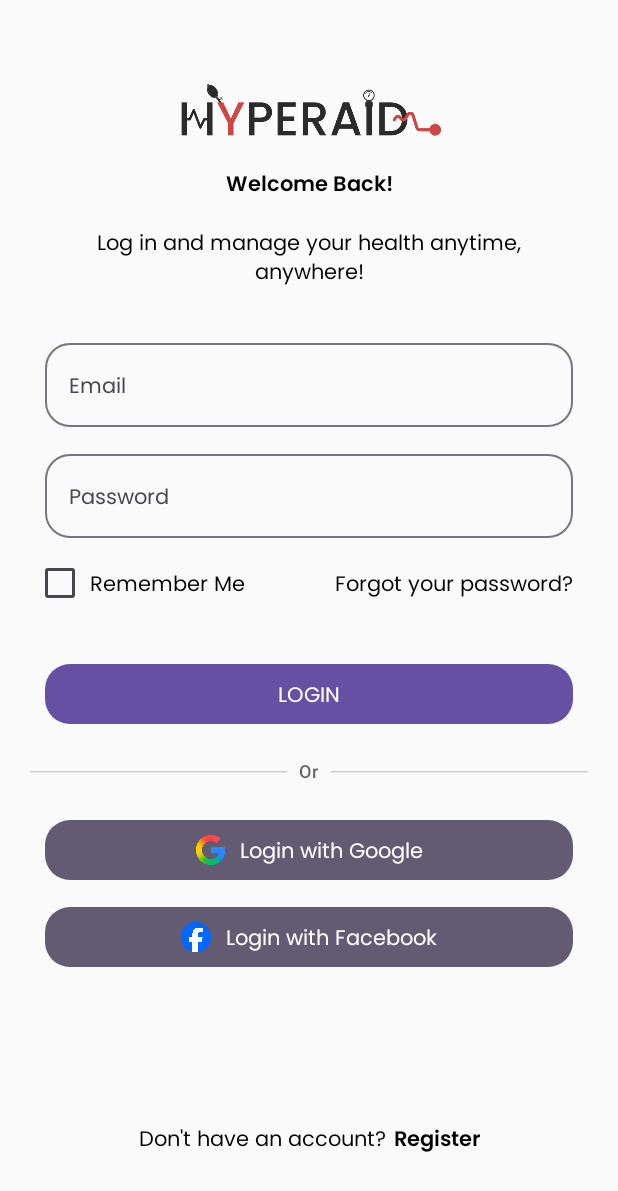
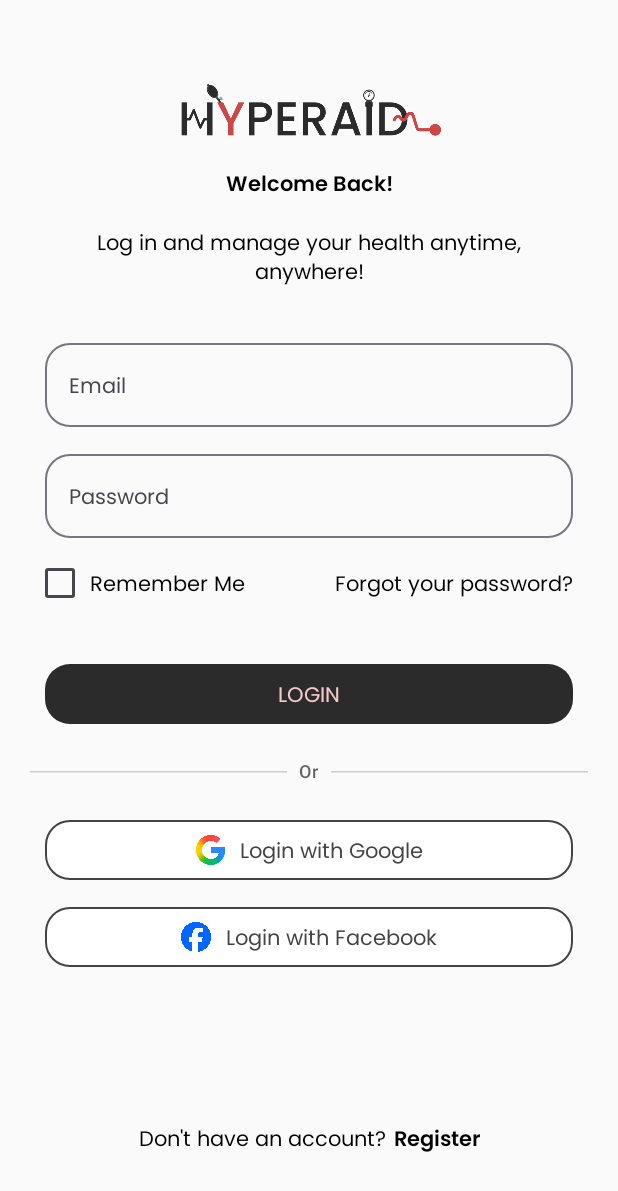
Before and after one commit to PAPB-Kelompok-6/hyperaid, an Android app built with Jetpack Compose: the screen it shows after launch (MainActivity), on a phone screen of 412 x 824 dp. Shown: the top 1191 px of the screen. Run offline under Robolectric (Android 15) with nearby library versions, the phone set to English and light mode, and no system bars; our stand-ins replace Firebase (no records; nobody signed in at launch, a user with empty details on screens opened directly); libraries missing offline, so code that uses them is left out: coil.decode; 1 statement that could not run was skipped.

Commit message:
minor fix on color settings (login n regist)

```diff
--- a/app/build.gradle.kts
+++ b/app/build.gradle.kts
@@ -43,6 +43,7 @@ android {
 }
 
 dependencies {
+    implementation(libs.androidx.foundation)
     // Navigation Dependencies
     val navVersion = "2.7.3"
     implementation(platform("androidx.compose:compose-bom:$navVersion"))
--- a/app/src/main/java/com/kelompok6/hyperaid/ui/screens/start/LoginScreen.kt
+++ b/app/src/main/java/com/kelompok6/hyperaid/ui/screens/start/LoginScreen.kt
@@ -1,6 +1,7 @@
 package com.kelompok6.hyperaid.ui.screens.start
 
 import androidx.compose.animation.core.animateFloatAsState
+import androidx.compose.foundation.BorderStroke
 import androidx.compose.foundation.Image
 import androidx.compose.foundation.background
 import androidx.compose.foundation.clickable
@@ -182,8 +183,8 @@ fun LoginField(navController: NavController, viewModel: AuthViewModel) {
 
         Button(
             colors = ButtonDefaults.buttonColors(
-                containerColor = MaterialTheme.colorScheme.primary,
-                contentColor = MaterialTheme.colorScheme.onPrimary
+                containerColor = Color(0xFF2B2B2B),
+                contentColor = Color(0xFFF6C9CB)
             ),
             shape = RoundedCornerShape(25f),
             onClick = {
@@ -212,9 +213,10 @@ fun LoginOAuth(navController: NavController) {
     ) {
         Button(
             colors = ButtonDefaults.buttonColors(
-                containerColor = MaterialTheme.colorScheme.secondary,
-                contentColor = MaterialTheme.colorScheme.onSecondary
+                containerColor = Color.White,
+                contentColor = Color.DarkGray
             ),
+            border = BorderStroke(1.dp, Color.DarkGray),
             shape = RoundedCornerShape(25f),
             onClick = {
                 // navController.navigate("Home")
@@ -237,9 +239,10 @@ fun LoginOAuth(navController: NavController) {
 
         Button(
             colors = ButtonDefaults.buttonColors(
-                containerColor = MaterialTheme.colorScheme.secondary,
-                contentColor = MaterialTheme.colorScheme.onSecondary
+                containerColor = Color.White,
+                contentColor = Color.DarkGray
             ),
+            border = BorderStroke(1.dp, Color.DarkGray),
             shape = RoundedCornerShape(25f),
             onClick = {
                 // navController.navigate("Home")
--- a/app/src/main/java/com/kelompok6/hyperaid/ui/screens/start/RegisterScreen.kt
+++ b/app/src/main/java/com/kelompok6/hyperaid/ui/screens/start/RegisterScreen.kt
@@ -40,6 +40,7 @@ import androidx.compose.ui.text.style.TextAlign
 import androidx.compose.ui.unit.dp
 import androidx.lifecycle.viewmodel.compose.viewModel
 import androidx.compose.material3.SnackbarHostState
+import androidx.compose.ui.graphics.Color
 import androidx.navigation.NavController
 import androidx.navigation.NavHostController
 import com.kelompok6.hyperaid.R
@@ -182,9 +183,9 @@ fun RegisterField(navController: NavController, viewModel: AuthViewModel, snackb
             shape = RoundedCornerShape(25f),
             modifier = Modifier.fillMaxWidth(),
             colors = ButtonDefaults.buttonColors(
-                containerColor = MaterialTheme.colorScheme.primary,
-                contentColor = MaterialTheme.colorScheme.onPrimary
-            )
+                containerColor = Color(0xFF2B2B2B),
+                contentColor = Color(0xFFF6C9CB)
+            ),
         ) {
             Label("REGISTER")
         }
--- a/app/src/main/java/com/kelompok6/hyperaid/ui/theme/Color.kt
+++ b/app/src/main/java/com/kelompok6/hyperaid/ui/theme/Color.kt
@@ -9,3 +9,9 @@ val Pink80 = Color(0xFFEFB8C8)
 val Purple40 = Color(0xFF6650a4)
 val PurpleGrey40 = Color(0xFF625b71)
 val Pink40 = Color(0xFF7D5260)
+
+//Colors from system UI design
+val DarkTerraCotta = Color(0xFFCD4746) // #CD4746
+val PaleBlack = Color(0xFF2B2B2B)      // #2B2B2B
+val PalePink = Color(0xFFF6C9CB)       // #F6C9CB
+val MediumGray = Color(0xFF959595)     // #959595
--- a/gradle/libs.versions.toml
+++ b/gradle/libs.versions.toml
@@ -9,6 +9,7 @@ lifecycleRuntimeKtx = "2.9.4"
 activityCompose = "1.11.0"
 composeBom = "2024.09.00"
 firebaseAuthKtx = "24.0.1"
+foundation = "1.9.4"
 
 [libraries]
 androidx-core-ktx = { group = "androidx.core", name = "core-ktx", version.ref = "coreKtx" }
@@ -26,6 +27,7 @@ androidx-ui-test-manifest = { group = "androidx.compose.ui", name = "ui-test-man
 androidx-ui-test-junit4 = { group = "androidx.compose.ui", name = "ui-test-junit4" }
 androidx-material3 = { group = "androidx.compose.material3", name = "material3" }
 firebase-auth-ktx = { group = "com.google.firebase", name = "firebase-auth-ktx", version.ref = "firebaseAuthKtx" }
+androidx-foundation = { group = "androidx.compose.foundation", name = "foundation", version.ref = "foundation" }
 
 [plugins]
 android-application = { id = "com.android.application", version.ref = "agp" }
```
